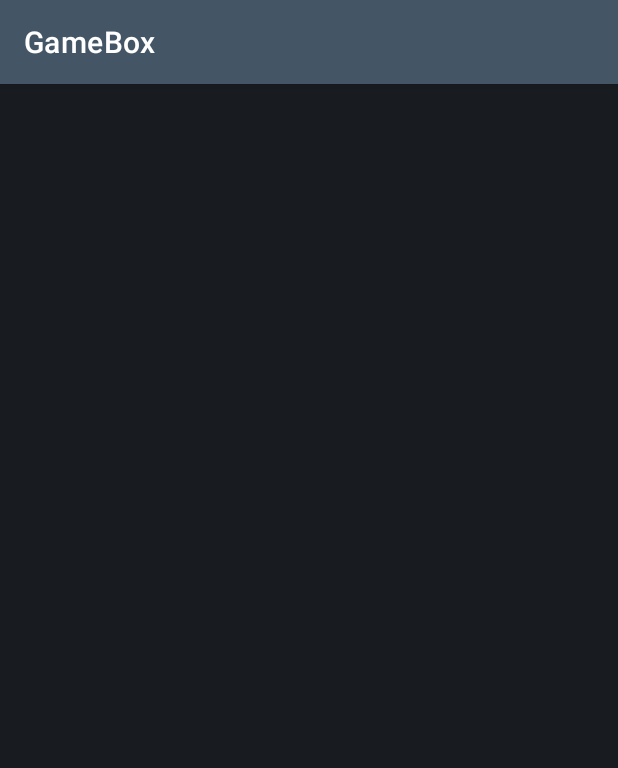
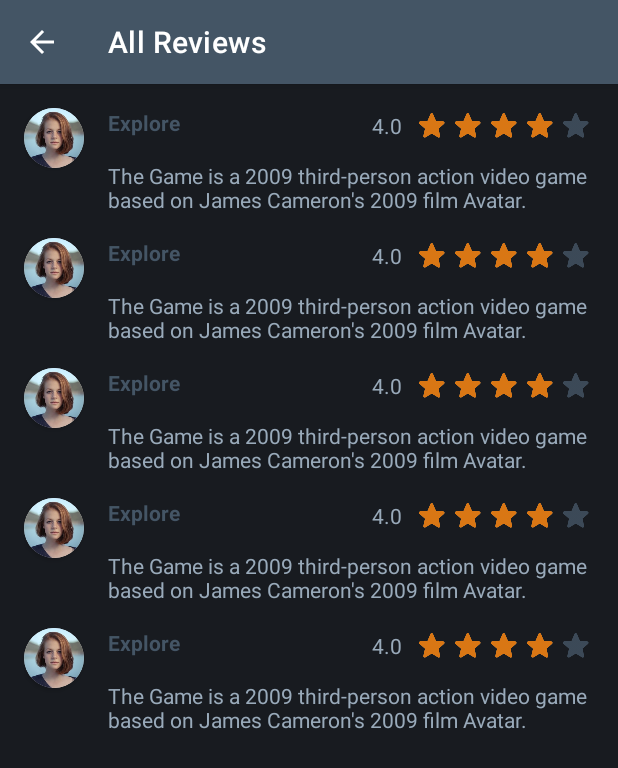
Before and after one commit to chintaujhwal/GameBox, an Android app: the ReviewsActivity screen opened directly, with no data from a screen before it, on a phone screen of 412 x 824 dp. Shown: the top 768 px of the screen. Run offline under Robolectric (Android 15) with nearby library versions, the phone set to English and light mode, and no system bars.

Commit message:
completed all reviews

```diff
--- a/app/src/main/AndroidManifest.xml
+++ b/app/src/main/AndroidManifest.xml
@@ -15,7 +15,8 @@
         android:theme="@style/Theme.GameBox">
         <activity
             android:name=".ReviewsActivity"
-            android:exported="false" />
+            android:exported="false"
+            android:label="All Reviews"/>
         <activity
             android:name=".ForgotPasswordActivity"
             android:exported="true"
--- a/app/src/main/java/com/example/gamebox/GameActivity.java
+++ b/app/src/main/java/com/example/gamebox/GameActivity.java
@@ -43,8 +43,8 @@ public class GameActivity extends AppCompatActivity {
         TextView games_description=findViewById(R.id.game_description);
         TextView game_year=findViewById(R.id.game_year);
         View game_rating= findViewById(R.id.game_rating);
-        RatingBar ratingBar =game_rating.findViewById(R.id.game_ratingbar);
-        TextView rating_textview=game_rating.findViewById(R.id.rating_textview);
+        RatingBar ratingBar =game_rating.findViewById(R.id.rating_bar);
+        TextView rating_textview=game_rating.findViewById(R.id.rating_value);
 
 
         Bundle bundle = getIntent().getExtras();
@@ -157,6 +157,14 @@ public class GameActivity extends AppCompatActivity {
                 }
             }
         });
+
+        TextView allReviews = findViewById(R.id.all_reviews);
+        allReviews.setOnClickListener(new View.OnClickListener() {
+            @Override
+            public void onClick(View v) {
+                startActivity(new Intent(GameActivity.this, ReviewsActivity.class));
+            }
+        });
     }
 
     @Override
--- a/app/src/main/java/com/example/gamebox/MainActivity.java
+++ b/app/src/main/java/com/example/gamebox/MainActivity.java
@@ -129,8 +129,10 @@ public class MainActivity extends AppCompatActivity {
             public void onDataChange(@NonNull DataSnapshot snapshot) {
                 Userdetails obj =snapshot.getValue(Userdetails.class);
                String download= obj.getProfilePic();
-                Picasso.get().load(download).into(mProfilPic);
-
+               if(download == null)
+                    Picasso.get().load(download).into(mProfilPic);
+               else
+                   mProfilPic.setImageDrawable(getDrawable(R.drawable.profile_pic_placeholder));
             }
 
             @Override
--- a/app/src/main/java/com/example/gamebox/ReviewsActivity.java
+++ b/app/src/main/java/com/example/gamebox/ReviewsActivity.java
@@ -2,7 +2,21 @@ package com.example.gamebox;
 
 import androidx.appcompat.app.AppCompatActivity;
 
+import android.content.Context;
 import android.os.Bundle;
+import android.view.LayoutInflater;
+import android.view.View;
+import android.view.ViewGroup;
+import android.widget.ArrayAdapter;
+import android.widget.ImageView;
+import android.widget.LinearLayout;
+import android.widget.ListView;
+import android.widget.RatingBar;
+import android.widget.TextView;
+
+import org.w3c.dom.Text;
+
+import java.util.ArrayList;
 
 public class ReviewsActivity extends AppCompatActivity {
 
@@ -10,5 +24,82 @@ public class ReviewsActivity extends AppCompatActivity {
     protected void onCreate(Bundle savedInstanceState) {
         super.onCreate(savedInstanceState);
         setContentView(R.layout.activity_reviews);
+
+        getSupportActionBar().setDisplayHomeAsUpEnabled(true);
+
+        ArrayList<ReviewCard> list = new ArrayList<>();
+
+        for (int i = 0; i < 5; i++) {
+            list.add(new ReviewCard(R.drawable.face, "Explore", 4 ,"The Game is a 2009 third-person action video game based on James Cameron's 2009 film Avatar."));
+        }
+
+        ReviewAdapter adapter = new ReviewAdapter(ReviewsActivity.this, list);
+        ListView listView = findViewById(R.id.reviews);
+        listView.setAdapter(adapter);
     }
 }
+
+class ReviewAdapter extends ArrayAdapter<ReviewCard> {
+    public ReviewAdapter(Context context, ArrayList<ReviewCard> objects) {
+        super(context, 0, objects);
+    }
+
+    @Override
+    public View getView(int position, View convertView, ViewGroup parent) {
+        if (convertView == null) {
+            convertView = LayoutInflater.from(getContext()).inflate(R.layout.review_card, parent, false);
+        }
+
+        ReviewCard currentCard = getItem(position);
+
+        ImageView userImage = convertView.findViewById(R.id.review_user_image);
+        userImage.setImageResource(currentCard.getUserImage());
+
+        TextView userName = convertView.findViewById(R.id.review_user_name);
+        userName.setText(currentCard.getUserName());
+
+        float userRating = currentCard.getUserRating();
+
+        LinearLayout ratingArea = convertView.findViewById(R.id.rating_area);
+        TextView ratingValue = (TextView) ratingArea.getChildAt(0);
+        ratingValue.setText(Float.toString(userRating));
+
+        RatingBar ratingBar = (RatingBar) ratingArea.getChildAt(1);
+        ratingBar.setRating(userRating);
+
+        TextView ratingContent = convertView.findViewById(R.id.review_user_content);
+        ratingContent.setText(currentCard.getUserContent());
+
+        return convertView;
+    }
+}
+
+class ReviewCard {
+    private final int UserImage;
+    private final String UserName;
+    private final float UserRating;
+    private final String UserContent;
+
+    ReviewCard(int UserImage, String UserName, float UserRating, String UserContent) {
+        this.UserImage = UserImage;
+        this.UserName = UserName;
+        this.UserRating = UserRating;
+        this.UserContent = UserContent;
+    }
+
+    public int getUserImage() {
+        return UserImage;
+    }
+
+    public String getUserName() {
+        return UserName;
+    }
+
+    public float getUserRating() {
+        return UserRating;
+    }
+
+    public String getUserContent() {
+        return UserContent;
+    }
+}
--- a/app/src/main/res/layout/activity_game.xml
+++ b/app/src/main/res/layout/activity_game.xml
@@ -206,13 +206,14 @@
             android:layout_marginLeft="@dimen/space" />
 
         <LinearLayout
-            android:layout_margin="@dimen/space"
+            android:layout_marginTop="@dimen/space"
+            android:layout_marginLeft="@dimen/space"
+            android:layout_marginRight="@dimen/space"
             android:layout_width="match_parent"
             android:layout_height="wrap_content"
             android:orientation="vertical" >
 
             <include
-                android:layout_marginBottom="16dp"
                 android:layout_width="match_parent"
                 android:layout_height="wrap_content"
                 layout="@layout/review_card" />
--- a/app/src/main/res/layout/activity_reviews.xml
+++ b/app/src/main/res/layout/activity_reviews.xml
@@ -4,11 +4,14 @@
     xmlns:tools="http://schemas.android.com/tools"
     android:layout_width="match_parent"
     android:layout_height="match_parent"
-    tools:context=".ReviewsActivity">
+    tools:context=".ReviewsActivity"
+    android:padding="@dimen/space"
+    android:clipToPadding="false">
 
     <ListView
         android:id="@+id/reviews"
         android:layout_width="match_parent"
-        android:layout_height="match_parent" />
+        android:layout_height="match_parent"
+        android:divider="@null"/>
 
 </androidx.constraintlayout.widget.ConstraintLayout>
--- a/app/src/main/res/layout/rating_stars.xml
+++ b/app/src/main/res/layout/rating_stars.xml
@@ -6,7 +6,7 @@
     android:gravity="center_vertical">
 
     <TextView
-        android:id="@+id/rating_textview"
+        android:id="@+id/rating_value"
         style="@style/content"
         android:layout_width="wrap_content"
         android:layout_height="wrap_content"
@@ -14,7 +14,7 @@
         android:text="4.0" />
 
     <RatingBar
-        android:id="@+id/game_ratingbar"
+        android:id="@+id/rating_bar"
         style="@style/CustomRatingBarStyle"
         android:layout_width="wrap_content"
         android:layout_height="wrap_content"
--- a/app/src/main/res/layout/review_card.xml
+++ b/app/src/main/res/layout/review_card.xml
@@ -2,7 +2,7 @@
 <RelativeLayout xmlns:android="http://schemas.android.com/apk/res/android"
     android:layout_width="match_parent"
     android:layout_height="wrap_content"
-    xmlns:app="http://schemas.android.com/apk/res-auto" >
+    xmlns:app="http://schemas.android.com/apk/res-auto">
 
     <androidx.cardview.widget.CardView
         android:layout_width="40dp"
@@ -36,6 +36,7 @@
             android:text="Emma Stone" />
 
         <include
+            android:id="@+id/rating_area"
             layout="@layout/rating_stars"
             android:layout_width="wrap_content"
             android:layout_height="wrap_content"
@@ -52,6 +53,7 @@
         android:layout_toRightOf="@id/review_card_view"
         android:ellipsize="end"
         android:maxLines="4"
+        android:layout_marginBottom="@dimen/space"
         android:text="There were a few things I like about this game, although it fades compared to the fantastic experience I had with the first new tomb raider from 2014." />
 
 </RelativeLayout>
```
